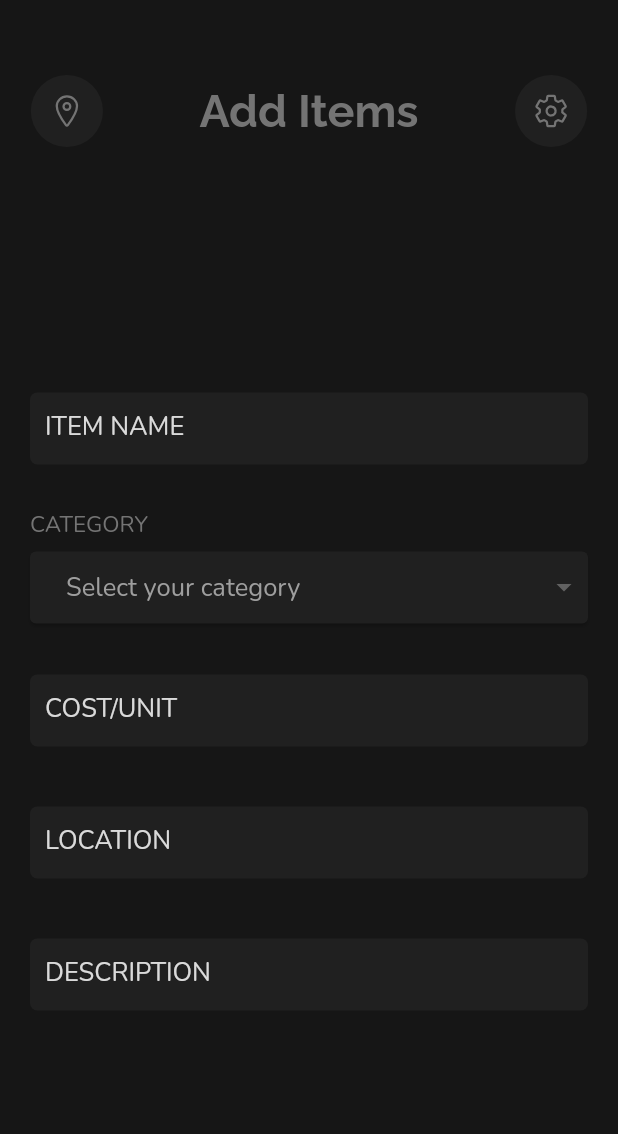
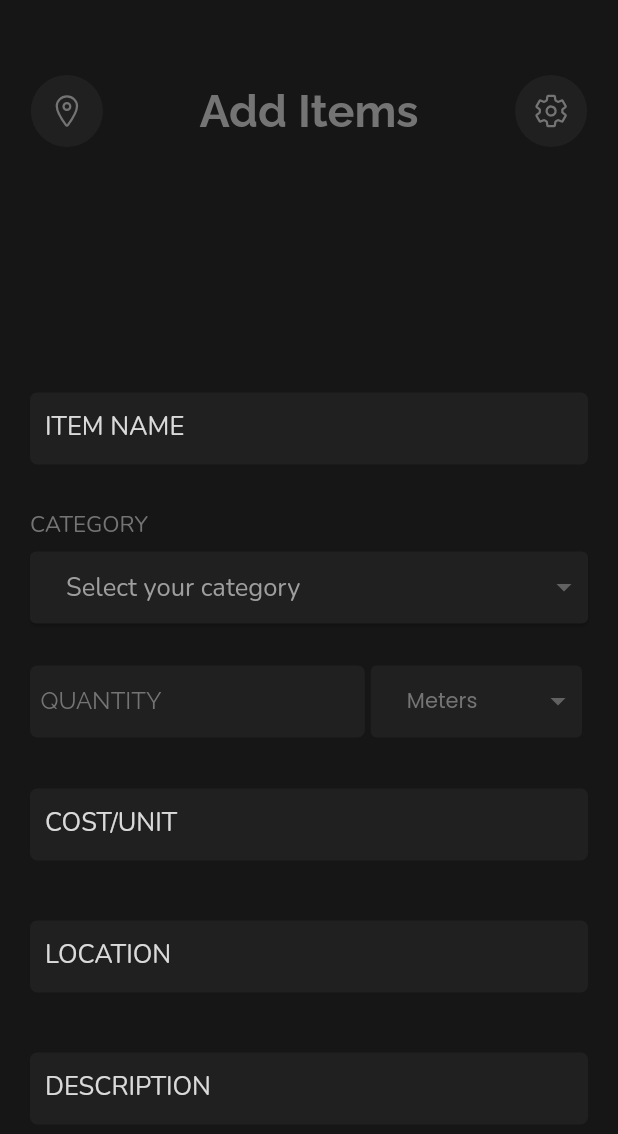
Before and after one commit to cyberwizard1001/shopblocks_flutter, a Flutter app: the AddItems screen opened directly, on a phone screen of 412 x 824 dp. Shown: the top 1134 px of the screen. Run offline on Flutter 3.47's test engine with Material 2 defaults, Android fonts, the phone set to English and light mode, and no system bars; our stand-ins replace firebase_core, flutter_svg, font_awesome_flutter, google_fonts, ionicons; missing offline and left inert: flutter_rounded_date_picker, flutter_web3; accounts and stored records are empty; network calls fail; project files that could hold a hidden picture were left out.

Commit message:
Completed textboxwithdropdown_widget.dart

```diff
--- a/lib/screens/add_item.dart
+++ b/lib/screens/add_item.dart
@@ -3,6 +3,7 @@ import 'package:google_fonts/google_fonts.dart';
 import 'package:shopblocks_flutter/utils/custom_sliver_widget.dart';
 import 'package:shopblocks_flutter/widgets/dropdown_widget.dart';
 import 'package:shopblocks_flutter/widgets/textbox_widget.dart';
+import 'package:shopblocks_flutter/widgets/textboxwithdropdown_widget.dart';
 import 'package:shopblocks_flutter/widgets/top_bar.dart';
 import 'package:shopblocks_flutter/utils/colors.dart' as colors;
 import 'package:shopblocks_flutter/utils/text_styles.dart' as texts;
@@ -66,6 +67,10 @@ class _AddItemsState extends State<AddItems> {
                       'Machinery'
                     ], title: 'CATEGORY', hint: 'Select your category'),
                   ),
+                  Padding(
+                    padding: const EdgeInsets.symmetric(horizontal: 10.0, vertical: 10.0),
+                    child: IncomeWithTypeTextField(listOfOptions: const ['Number','Grams','Kilograms','Litres','Meters'], hintText: 'Enter quantity', text: 'QUANTITY',),
+                  ),
                   const Padding(
                     padding:
                         EdgeInsets.symmetric(horizontal: 20.0, vertical: 20.0),
--- a/lib/widgets/textboxwithdropdown_widget.dart
+++ b/lib/widgets/textboxwithdropdown_widget.dart
@@ -5,7 +5,6 @@ import 'package:shopblocks_flutter/utils/colors.dart' as colors;
 class IncomeWithTypeTextField extends StatefulWidget {
   IncomeWithTypeTextField({
     Key? key,
-    required this.onSaved,
     this.initialValue,
     required this.hintText,
     required this.text,
@@ -14,7 +13,7 @@ class IncomeWithTypeTextField extends StatefulWidget {
     this.initialDropdownValue,
   }) : super(key: key);
 
-  final void Function(String?, String?) onSaved;
+
   final initialValue;
   final String hintText;
   final String text;
@@ -43,6 +42,40 @@ class _IncomeWithTypeTextFieldState extends State<IncomeWithTypeTextField> {
       child: Row(
         mainAxisAlignment: MainAxisAlignment.spaceBetween,
         children: [
+          Expanded(
+            flex: 3,
+            child: TextFormField(
+              initialValue: widget.initialValue,
+              keyboardType: TextInputType.number,
+              autovalidateMode: AutovalidateMode.onUserInteraction,
+              style: GoogleFonts.raleway(color: colors.primaryTextColor),
+              decoration: InputDecoration(
+                filled: true,
+                fillColor: colors.accentColor,
+                focusColor: colors.accentColor,
+                label: Text(
+                  widget.text,
+                  style:
+                  GoogleFonts.raleway(color: colors.primaryTextColor),
+                ),
+                hintText: widget.hintText,
+                hintStyle: GoogleFonts.raleway(color: colors.primaryTextColor,fontWeight: FontWeight.w400),
+                focusedBorder: OutlineInputBorder(
+                    borderSide: BorderSide.none,
+                    borderRadius: BorderRadius.circular(5)),
+                enabledBorder: OutlineInputBorder(
+                    borderSide: BorderSide.none,
+                    borderRadius: BorderRadius.circular(5)),
+                contentPadding: const EdgeInsets.all(7.0),
+              ),
+              validator: widget.validate ??
+                      (value) {
+                  },
+              onSaved: (value) {
+
+              },
+            ),
+          ),
           Expanded(
             flex: 2,
             child: Card(
@@ -81,39 +114,7 @@ class _IncomeWithTypeTextFieldState extends State<IncomeWithTypeTextField> {
               ),
             ),
           ),
-          Expanded(
-            flex: 3,
-            child: TextFormField(
-              initialValue: widget.initialValue,
-              keyboardType: TextInputType.number,
-              autovalidateMode: AutovalidateMode.onUserInteraction,
-              style: GoogleFonts.raleway(color: colors.primaryTextColor),
-              decoration: InputDecoration(
-                label: Text(
-                  widget.text,
-                  style:
-                  GoogleFonts.poppins(color: colors.primaryTextColor),
-                ),
-                hintText: widget.hintText,
-                contentPadding: EdgeInsets.all(7.0),
-              ),
-              validator: widget.validate ??
-                      (value) {
-                    if (value == "" || value == null) {
-                      return "Enter Income";
-                    }
-                    else if (int.tryParse(value) != null) {
-                      if (double.parse(value) <= 0)
-                        return "Income can't be less than or equal to 0";
-                    } else {
-                      return "Income has to be a numeric value";
-                    }
-                  },
-              onSaved: (value) {
-                widget.onSaved(value, chosenOption);
-              },
-            ),
-          ),
+
 
         ],
       ),
```
